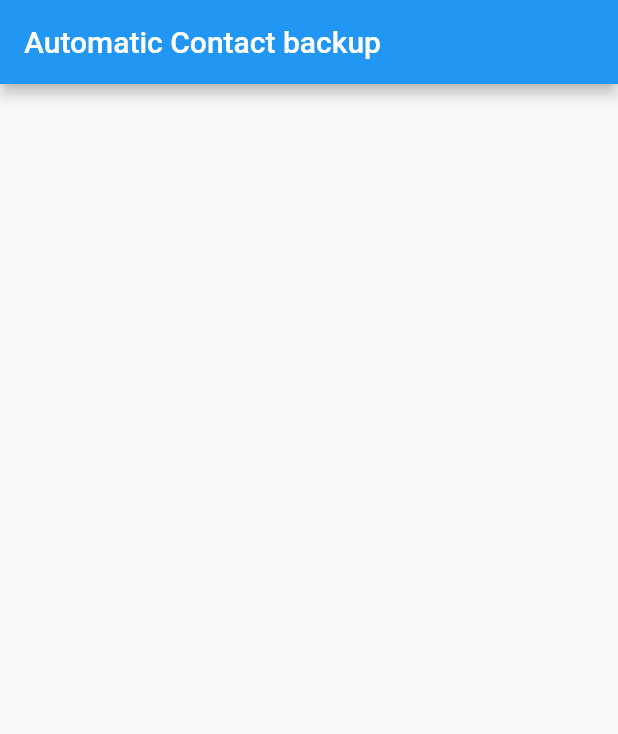
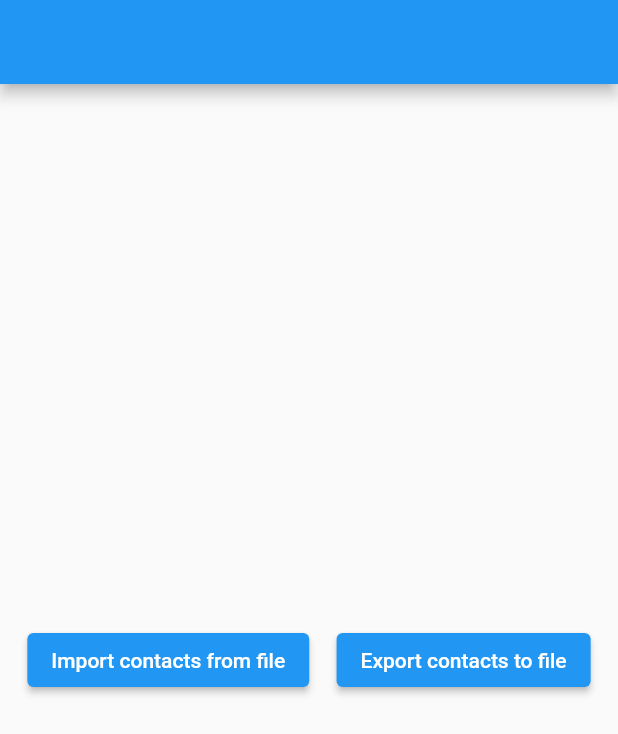
Before and after one commit to eswar2001/Contacts-backup-flutter, a Flutter app: the screen it shows after launch, on a phone screen of 412 x 824 dp. Shown: the top 734 px of the screen. Run offline on Flutter 3.47's test engine with Material 2 defaults, Android fonts, the light colour scheme and no system bars; our stand-ins replace contacts_service, file_picker, permission_handler, share.

Commit message:
made changes

```diff
--- a/lib/main.dart
+++ b/lib/main.dart
@@ -1,11 +1,5 @@
-import 'dart:convert';
-import 'dart:io';
-
-import 'package:contacts_service/contacts_service.dart';
+import 'package:bck/screens/home.dart';
 import 'package:flutter/material.dart';
-import 'package:path_provider/path_provider.dart';
-import 'package:permission_handler/permission_handler.dart';
-import 'package:share/share.dart';
 
 void main() {
   runApp(const MyApp());
@@ -17,79 +11,8 @@ class MyApp extends StatelessWidget {
   @override
   Widget build(BuildContext context) {
     return const MaterialApp(
-      home: MyHomePage(),
+      home: MyHome(),
       debugShowCheckedModeBanner: false,
     );
   }
 }
-
-class MyHomePage extends StatefulWidget {
-  const MyHomePage({Key? key}) : super(key: key);
-
-  @override
-  _MyHomePageState createState() => _MyHomePageState();
-}
-
-class _MyHomePageState extends State<MyHomePage> {
-  List<Contact> contacts = [];
-  bool isLoading = true;
-  @override
-  void initState() {
-    getContacts();
-    super.initState();
-  }
-
-  @override
-  Widget build(BuildContext context) {
-    return Scaffold(
-      appBar: AppBar(
-        title: const Text('Automatic Contact backup'),
-      ),
-      body: isLoading
-          ? const Center(
-              child: CircularProgressIndicator(),
-            )
-          : ListView.builder(
-              itemCount: contacts.length,
-              itemBuilder: (buildContext, index) {
-                return ListTile(
-                  title: Text('${contacts[index].displayName}'),
-                  subtitle: Text('${contacts[index].givenName}'),
-                );
-              },
-            ),
-    );
-  }
-
-  Future<String> get _localPath async {
-    final directory = await getApplicationDocumentsDirectory();
-
-    return directory.path;
-  }
-
-  Future<File> get _localFile async {
-    final path = await _localPath;
-    return File('$path/contacts${DateTime.now()}.json');
-  }
-
-  writeCounter(List<Contact> contact) async {
-    final file = await _localFile;
-    List<Map<dynamic, dynamic>> data = contact.map((e) => e.toMap()).toList();
-    file.writeAsStringSync(jsonEncode(data));
-    await Future.delayed(const Duration(seconds: 2));
-    Share.shareFiles([file.path]);
-  }
-
-  Future<void> getContacts() async {
-    Map<Permission, PermissionStatus> statuses = await [
-      Permission.contacts,
-    ].request();
-    if (await Permission.contacts.request().isGranted) {
-      contacts = await ContactsService.getContacts(withThumbnails: false);
-      writeCounter(contacts);
-      setState(() {
-        isLoading = false;
-      });
-    }
-  }
-}
--- /dev/null
+++ b/lib/screens/export_contacts.dart
@@ -0,0 +1,84 @@
+import 'dart:convert';
+import 'dart:io';
+import 'package:contacts_service/contacts_service.dart';
+import 'package:flutter/material.dart';
+import 'package:path_provider/path_provider.dart';
+import 'package:permission_handler/permission_handler.dart';
+import 'package:share/share.dart';
+
+class ExportContacts extends StatefulWidget {
+  const ExportContacts({Key? key}) : super(key: key);
+
+  @override
+  _ExportContactsState createState() => _ExportContactsState();
+}
+
+class _ExportContactsState extends State<ExportContacts> {
+  List<Contact> contacts = [];
+  bool isLoading = true;
+  @override
+  void initState() {
+    getContacts();
+    super.initState();
+  }
+
+  @override
+  Widget build(BuildContext context) {
+    return Scaffold(
+      appBar: AppBar(
+        title: const Text('Automatic Contact Export'),
+      ),
+      body: isLoading
+          ? const Center(
+              child: CircularProgressIndicator(),
+            )
+          : ListView.builder(
+              itemCount: contacts.length,
+              itemBuilder: (buildContext, index) {
+                return ListTile(
+                  title: Text('${contacts[index].displayName}'),
+                  subtitle: Text('${contacts[index].givenName}'),
+                );
+              },
+            ),
+    );
+  }
+
+  Future<String> get _localPath async {
+    final directory = await getExternalStorageDirectory();
+    return directory!.path;
+  }
+
+  Future<String> get _localIosPath async {
+    final directory = await getApplicationDocumentsDirectory();
+    return directory.path;
+  }
+
+  Future<File> get _localFile async {
+    final path = Platform.isAndroid ? await _localPath : _localIosPath;
+    return File('$path/contacts${DateTime.now()}.json');
+  }
+
+  writeCounter() async {
+    final file = await _localFile;
+    Iterable<Contact> _contacts = await ContactsService.getContacts();
+    List<Contact> _contactList = _contacts.toList();
+    List _contactMaps = _contactList.map((e) => e.toMap()).toList();
+    String json = jsonEncode(_contactMaps);
+    file.writeAsStringSync(json);
+    Share.shareFiles([file.path]);
+  }
+
+  Future<void> getContacts() async {
+    Map<Permission, PermissionStatus> statuses = await [
+      Permission.contacts,
+    ].request();
+    if (await Permission.contacts.request().isGranted) {
+      contacts = await ContactsService.getContacts(withThumbnails: false);
+      writeCounter();
+      setState(() {
+        isLoading = false;
+      });
+    }
+  }
+}
--- /dev/null
+++ b/lib/screens/home.dart
@@ -0,0 +1,51 @@
+import 'package:bck/screens/export_contacts.dart';
+import 'package:bck/screens/import_contacts.dart';
+import 'package:flutter/material.dart';
+
+class MyHome extends StatefulWidget {
+  const MyHome({Key? key}) : super(key: key);
+
+  @override
+  _MyHomeState createState() => _MyHomeState();
+}
+
+class _MyHomeState extends State<MyHome> {
+  @override
+  Widget build(BuildContext context) {
+    return Scaffold(
+      appBar: AppBar(),
+      body: SafeArea(
+        child: Container(
+          child: Center(
+            child: Row(
+              crossAxisAlignment: CrossAxisAlignment.center,
+              mainAxisAlignment: MainAxisAlignment.spaceEvenly,
+              children: [
+                ElevatedButton(
+                  onPressed: () {
+                    Navigator.push(
+                      context,
+                      MaterialPageRoute(
+                          builder: (context) => const ImportContacts()),
+                    );
+                  },
+                  child: const Text('Import contacts from file'),
+                ),
+                ElevatedButton(
+                  onPressed: () {
+                    Navigator.push(
+                      context,
+                      MaterialPageRoute(
+                          builder: (context) => const ExportContacts()),
+                    );
+                  },
+                  child: const Text('Export contacts to file'),
+                )
+              ],
+            ),
+          ),
+        ),
+      ),
+    );
+  }
+}
--- a/pubspec.yaml
+++ b/pubspec.yaml
@@ -35,6 +35,7 @@ dependencies:
   path: ^1.8.0
   path_provider: ^2.0.6
   image_picker: ^0.8.4+4
+  file_picker: ^4.2.1
 
   # The following adds the Cupertino Icons font to your application.
   # Use with the CupertinoIcons class for iOS style icons.
```
Also changed, not shown: lib/screens/import_contacts.dart (added, +86 -0 lines), pubspec.lock, 1 other file.
